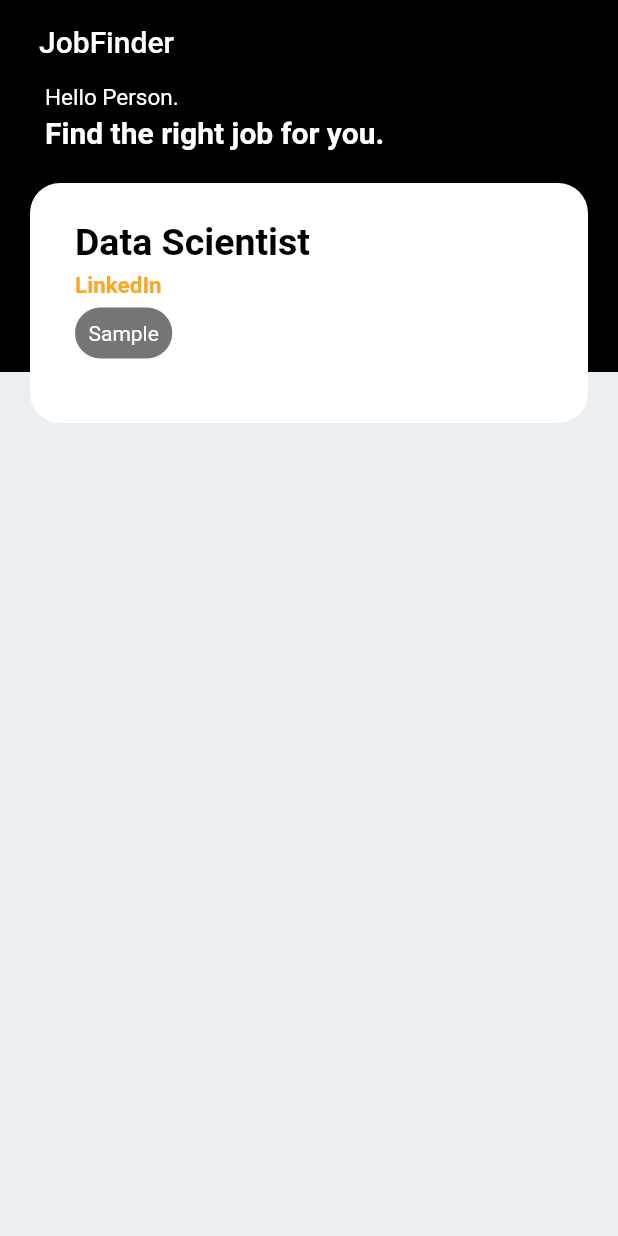
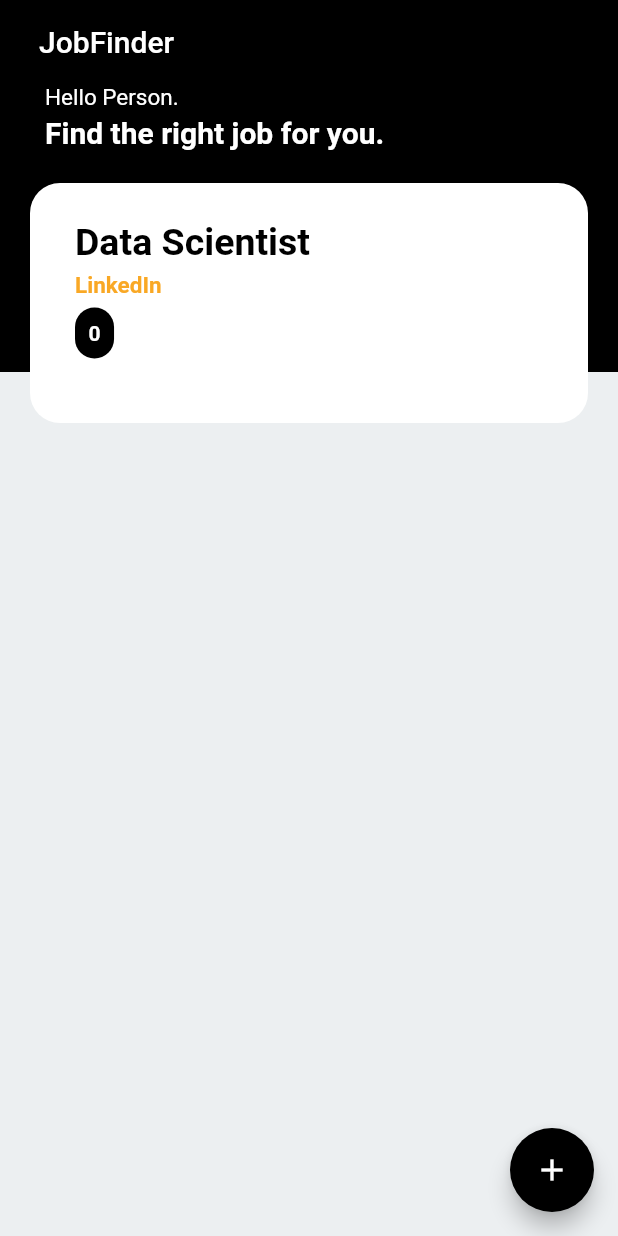
Before and after one commit to radmerales/flutterPractice, a Flutter app: the screen it shows after launch, on a phone screen of 412 x 824 dp. Run offline on Flutter 3.47's test engine with Material 2 defaults, Android fonts, the phone set to English and light mode, and no system bars.

Commit message:
Tried Basic Stateful Widgets. It is basically the same sa Stateless Widgets. U can convert Stateless widgets to Stateful Ones by using the Idea Button when u hover. U could also just copy past the contents to the build function of the Stateless Widget.

```diff
--- a/lib/main.dart
+++ b/lib/main.dart
@@ -6,8 +6,14 @@ void main() => runApp(MaterialApp(
   home: Home(),
 ));
 
-class Home extends StatelessWidget {
+class Home extends StatefulWidget {
   @override
+  State<Home> createState() => _HomeState();
+}
+
+class _HomeState extends State<Home> {
+  @override
+  int counter = 0;
   Widget build(BuildContext context) {
     return Scaffold(
       appBar: AppBar(
@@ -18,6 +24,15 @@ class Home extends StatelessWidget {
         backgroundColor: Colors.black,
         bottomOpacity: 0.0,
         elevation: 0.0,
+      ),
+      floatingActionButton: FloatingActionButton(
+        onPressed: (){
+            setState((){
+              counter++;
+            });
+          },
+        child: Icon(Icons.add),
+        backgroundColor: Colors.black,
       ),
       body: Stack(
         children: [
@@ -99,10 +114,10 @@ class Home extends StatelessWidget {
                                 Container(
                                   padding: EdgeInsets.fromLTRB(9,9,9,9),
                                   decoration: BoxDecoration(
-                                    color: Colors.black54,
+                                    color: Colors.black,
                                     borderRadius: BorderRadius.all(Radius.circular(20))
                                   ),
-                                  child: Text('Sample', style: TextStyle(color: Colors.white)),
+                                  child: Text(counter.toString(), style: TextStyle(color: Colors.white, fontWeight: FontWeight.bold)),
                                 ),
                               ],
                             ),
```
